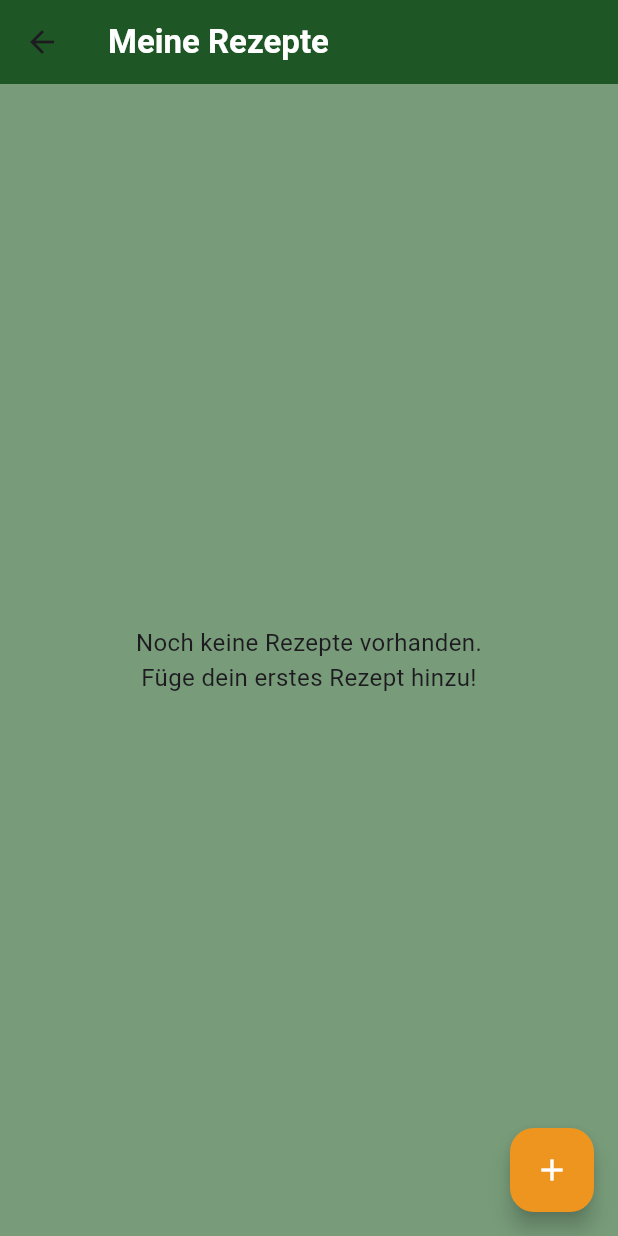
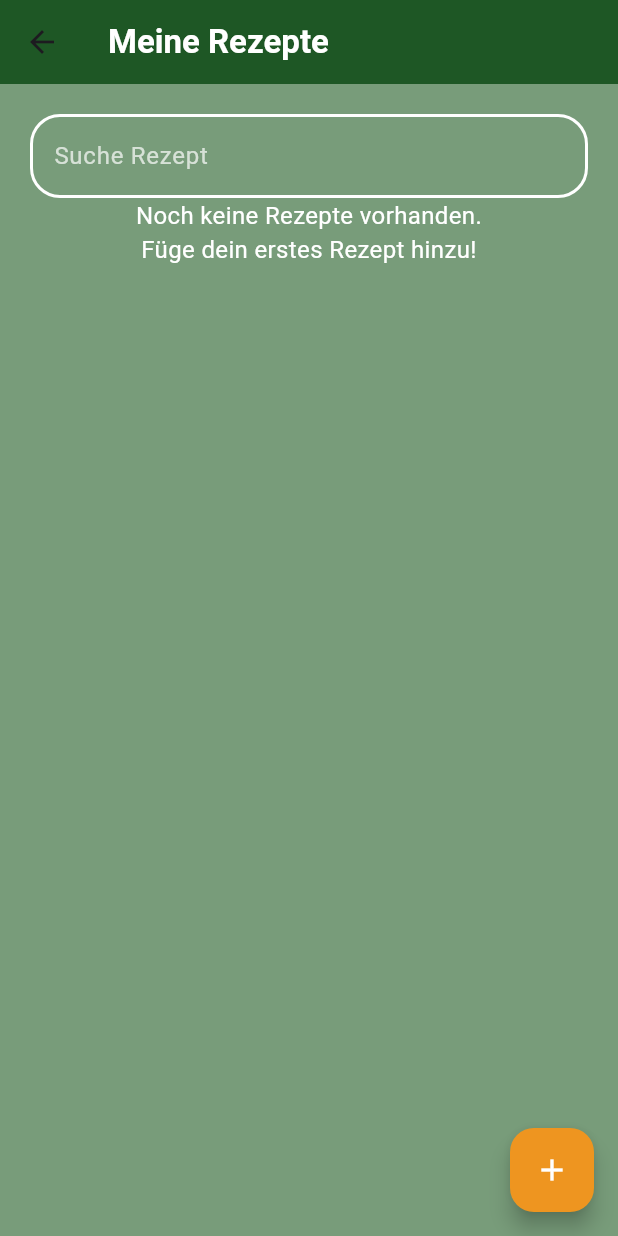
Before and after one commit to MelissaHartung/uebungsapp, a Flutter app: the MenuPage screen opened by its route, after a tap on "Meine Rezepte anzeigen", on a phone screen of 412 x 824 dp. Run offline on Flutter 3.47's test engine with Material 3 defaults, Android fonts, the light colour scheme and no system bars; our stand-ins replace dropdown_button2, sqflite; accounts and stored records are empty.

Commit message:
last commit at home , new search button with function

```diff
--- a/lib/main.dart
+++ b/lib/main.dart
@@ -1,7 +1,7 @@
 import 'package:flutter/material.dart';
 import 'package:uebungsapp/pages/menu_page.dart';
 import 'package:uebungsapp/pages/start_page.dart';
-import 'package:uebungsapp/pages/recipes_screen.dart';
+// import 'package:uebungsapp/pages/recipes_screen.dart';
 import 'recipe_list_screen.dart';
 // main.dart - ganz oben zu den anderen imports
 import 'add_recipe_screen.dart';
@@ -22,7 +22,7 @@ class MyApp extends StatelessWidget {
       routes: {
         '/startpage': (context) => StartPage(),
         '/menupage': (context) => MenuPage(),
-        '/recipes_screen': (context) => RecipesScreen(),
+        // '/recipes_screen': (context) => RecipesScreen(),
         '/add_recipe_screen': (context) => AddRecipeScreen(),
         '/recipe_list_screen': (context) => RecipeListScreen(),
       },
--- a/lib/pages/menu_page.dart
+++ b/lib/pages/menu_page.dart
@@ -110,7 +110,7 @@ class _MenuPageState extends State<MenuPage> {
                       ),
                     ],
                   ),
-                  Image.asset("lib/images/pumpkin.png", height: 90),
+                  Image.asset("lib/images/pumpkin.png", height: 70),
                 ],
               ),
             ),
@@ -197,7 +197,7 @@ class _MenuPageState extends State<MenuPage> {
                     SizedBox(width: 10),
                     Padding(
                       padding: const EdgeInsets.only(left: 80.0),
-                      child: Image.asset("lib/images/diet.png", height: 35),
+                      child: Image.asset("lib/images/diet.png", height: 20),
                     ),
                   ],
                 ),
--- a/lib/recipe_list_screen.dart
+++ b/lib/recipe_list_screen.dart
@@ -14,6 +14,23 @@ class RecipeListScreen extends StatefulWidget {
 
 class _RecipeListScreenState extends State<RecipeListScreen> {
   List<Recipe> _recipes = [];
+  List <Recipe> _filteredRecipes = [];
+
+void _filterRecipes() {
+  final query = _searchController.text.toLowerCase();
+  final filtered = _recipes.where((recipe) {
+    final title = recipe.title.toLowerCase();
+    final category = recipe.category.toLowerCase();
+    return title.contains(query) || category.contains(query);
+  }).toList();
+  setState(() {
+    _filteredRecipes = filtered;
+  });
+}
+
+  final TextEditingController _searchController = TextEditingController();
+
+
 
   void _showOptionsDialog(Recipe recipe) {
     showDialog(
@@ -51,14 +68,25 @@ class _RecipeListScreenState extends State<RecipeListScreen> {
   @override
   void initState() {
     super.initState();
-    _loadRecipes(); // Rezepte beim Start laden
+    _loadRecipes();
+    _searchController.addListener(_filterRecipes); // Rezepte beim Start laden
   }
+
+  @override
+  void dispose() {
+    _searchController.dispose();
+    super.dispose();
+  }
+
+
 
   // Alle Rezepte aus der Datenbank laden
   void _loadRecipes() async {
     final recipes = await DatabaseHelper().getAllRecipes();
     setState(() {
       _recipes = recipes;
+      _filteredRecipes = recipes;
+
     });
   }
 
@@ -73,17 +101,45 @@ class _RecipeListScreenState extends State<RecipeListScreen> {
           style: TextStyle(color: Colors.white, fontWeight: FontWeight.bold),
         ),
       ),
-      body: _recipes.isEmpty
+
+      body:
+      Padding(
+  padding: const EdgeInsets.all(20.0),
+  child: Column(
+    crossAxisAlignment: CrossAxisAlignment.start,
+    children: [
+      TextField(
+        controller: _searchController,
+        style: TextStyle(color: Colors.white),
+        decoration: InputDecoration(
+          hintText: "Suche Rezept",
+          hintStyle: TextStyle(color: Colors.white70), // Kleiner Tipp: Farbe für den Platzhalter
+          enabledBorder: OutlineInputBorder(
+            borderSide: BorderSide(color: Colors.white, width: 2),
+            borderRadius: BorderRadius.circular(20),
+          ),
+          border: OutlineInputBorder(
+            borderSide: BorderSide(color: Colors.white, width: 2),
+            borderRadius: BorderRadius.circular(20),
+          ),
+        ),
+      ),
+
+
+
+       _filteredRecipes.isEmpty
           ? Center(
               child: Text(
                 'Noch keine Rezepte vorhanden.\nFüge dein erstes Rezept hinzu!',
                 textAlign: TextAlign.center,
-                style: TextStyle(fontSize: 16),
+                style: TextStyle(fontSize: 16, color: Colors.white), // Tipp: Farbe für den Text
               ),
             )
-          : GridView.builder(
+          : Padding(
+            padding: const EdgeInsets.only(top: 20),
+            child: GridView.builder(
                 shrinkWrap: true,
-              itemCount: _recipes.length,
+                itemCount: _filteredRecipes.length,
                 padding: EdgeInsets.all(10),
                 gridDelegate: SliverGridDelegateWithFixedCrossAxisCount(
                   crossAxisSpacing: 10.0,
@@ -92,7 +148,7 @@ class _RecipeListScreenState extends State<RecipeListScreen> {
                   childAspectRatio: 0.75,
                 ),
                 itemBuilder: (BuildContext context, int index) {
-                final recipe = _recipes[index];
+                  final recipe = _filteredRecipes[index];
                   return EventTile(
                     name: recipe.title,
                     category: recipe.category,
@@ -105,6 +161,10 @@ class _RecipeListScreenState extends State<RecipeListScreen> {
                     },
                   );
                 },
+              ),
+          ),
+    ]
+    ),
 ),
 
       floatingActionButton: FloatingActionButton(
--- a/pubspec.yaml
+++ b/pubspec.yaml
@@ -41,7 +41,7 @@ dependencies:
 dev_dependencies:
   flutter_test:
     sdk: flutter
-
+  flutter_launcher_icons: "^0.13.1"
   # The "flutter_lints" package below contains a set of recommended lints to
   # encourage good coding practices. The lint set provided by the package is
   # activated in the `analysis_options.yaml` file located at the root of your
@@ -90,3 +90,7 @@ flutter:
   #
   # For details regarding fonts from package dependencies,
   # see https://flutter.dev/to/font-from-package
+flutter_launcher_icons:
+  android: "launcher_icon"
+  ios: true
+  image_path: "lib/images/rezept.png"
```
Also changed, not shown: lib/pages/recipes_screen.dart (deleted, +0 -113 lines), lib/images/rezept.png (added), pubspec.lock, 1 other file. Lines whose indentation alone changed are shown as unchanged.
